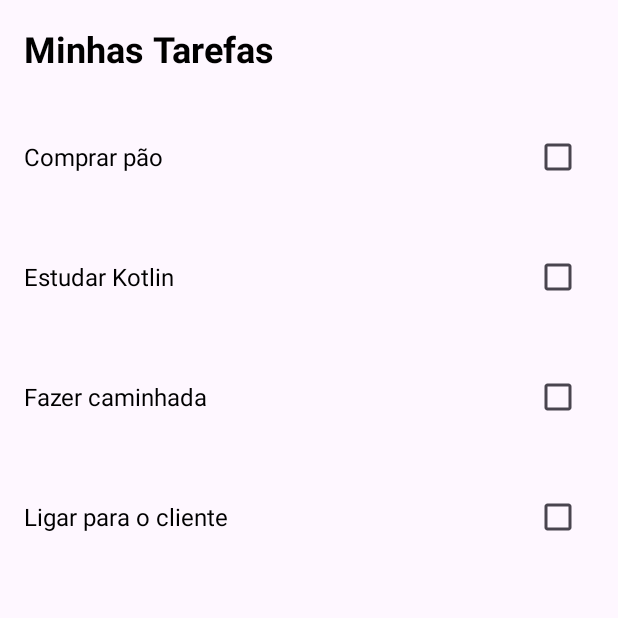
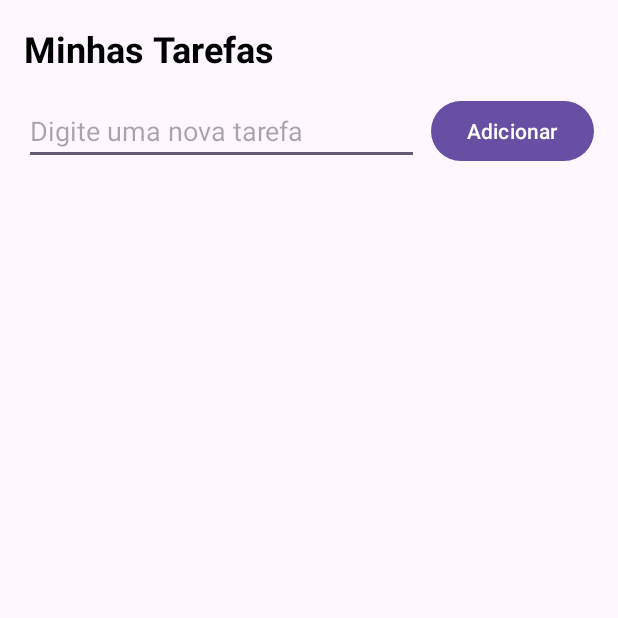
Before and after one commit to uJoeLu/AtividadeLista, an Android app: the screen it shows after launch (MainActivity), on a phone screen of 412 x 824 dp, the top half of it. Run offline under Robolectric (Android 15) with nearby library versions, the phone set to English and light mode, and no system bars.

Commit message:
projeto de lista de task v0.1

```diff
--- a/app/src/main/java/com/example/mytasks/MainActivity.kt
+++ b/app/src/main/java/com/example/mytasks/MainActivity.kt
@@ -1,6 +1,8 @@
 package com.example.mytasks
 
 import android.os.Bundle
+import android.widget.Button
+import android.widget.EditText
 import androidx.appcompat.app.AppCompatActivity
 import androidx.recyclerview.widget.LinearLayoutManager
 import androidx.recyclerview.widget.RecyclerView
@@ -11,50 +13,76 @@ class MainActivity : AppCompatActivity() {
 
     private lateinit var taskAdapter: TaskAdapter
     private lateinit var recyclerView: RecyclerView
+    private lateinit var etNewTask: EditText
+    private lateinit var btnAdd: Button
+
+    // Lista mutável para armazenar as tarefas.
+    private var taskList = mutableListOf<Task>()
+    private var nextId = 1
 
     override fun onCreate(savedInstanceState: Bundle?) {
         super.onCreate(savedInstanceState)
         setContentView(R.layout.activity_main)
 
         recyclerView = findViewById(R.id.recyclerView)
+        etNewTask = findViewById(R.id.etNewTask)
+        btnAdd = findViewById(R.id.btnAdd)
 
-        // 1. Instancia o adapter e define o que acontece quando uma tarefa é marcada/desmarcada.
-        taskAdapter = TaskAdapter { task, isChecked ->
-            updateTask(task, isChecked)
-        }
+        // Instancia o adapter, passando as funções lambda para os eventos.
+        taskAdapter = TaskAdapter(
+            onTaskCheckedChanged = { task, isChecked ->
+                updateTask(task, isChecked)
+            },
+            onTaskDeleteClicked = { task ->
+                deleteTask(task)
+            }
+        )
 
         recyclerView.apply {
             layoutManager = LinearLayoutManager(this@MainActivity)
             adapter = taskAdapter
         }
 
-        // 2. Cria e envia a lista inicial de tarefas.
-        val initialTasks = listOf(
+        // Listener para o botão de adicionar.
+        btnAdd.setOnClickListener {
+            addNewTask()
+        }
 
-            Task(1, "Comprar pão"),
-            Task(2, "Estudar Kotlin"),
-            Task(3, "Fazer caminhada"),
-            Task(4, "Ligar para o cliente")
-        )
-        taskAdapter.submitList(initialTasks)
+        // Carrega a lista inicial (opcional).
+        loadInitialTasks()
     }
 
-
-   //Atualiza o estado de uma tarefa na lista.
+    private fun addNewTask() {
+        val taskName = etNewTask.text.toString()
+        if (taskName.isNotBlank()) {
+            val newTask = Task(id = nextId++, name = taskName)
+            taskList.add(newTask)
+            updateAdapter()
+            etNewTask.text.clear()
+        }
+    }
 
     private fun updateTask(taskToUpdate: Task, isChecked: Boolean) {
-        // Cria uma CÓPIA da lista atual para poder modificá-la.
-        val currentList = taskAdapter.currentList.toMutableList()
-        // Encontra a posição do item que foi alterado.
-        val taskIndex = currentList.indexOfFirst { it.id == taskToUpdate.id }
-
-        // Se o item for encontrado, cria uma cópia dele com o estado 'isCompleted' atualizado.
+        val taskIndex = taskList.indexOfFirst { it.id == taskToUpdate.id }
         if (taskIndex != -1) {
-            val updatedTask = currentList[taskIndex].copy(isCompleted = isChecked)
-            currentList[taskIndex] = updatedTask
-
-            // Envia a NOVA lista para o adapter. O DiffUtil vai detectar a mudança e animar o item.
-            taskAdapter.submitList(currentList)
+            taskList[taskIndex] = taskList[taskIndex].copy(isCompleted = isChecked)
+            updateAdapter()
         }
     }
+
+    private fun deleteTask(taskToDelete: Task) {
+        taskList.removeAll { it.id == taskToDelete.id }
+        updateAdapter()
+    }
+
+    private fun updateAdapter() {
+        // Envia uma cópia da lista para o adapter. O toList() é crucial!
+        taskAdapter.submitList(taskList.toList())
+    }
+
+    private fun loadInitialTasks() {
+        taskList.addAll(listOf(
+        ))
+        updateAdapter()
+    }
 }
--- a/app/src/main/java/com/example/mytasks/view/TaskAdapter.kt
+++ b/app/src/main/java/com/example/mytasks/view/TaskAdapter.kt
@@ -5,6 +5,7 @@ import android.view.LayoutInflater
 import android.view.View
 import android.view.ViewGroup
 import android.widget.CheckBox
+import android.widget.ImageButton
 import android.widget.TextView
 import androidx.recyclerview.widget.ListAdapter
 import androidx.recyclerview.widget.RecyclerView
@@ -12,12 +13,13 @@ import com.example.mytasks.R
 import com.example.mytasks.model.Task
 
 class TaskAdapter(
-    private val onTaskCheckedChanged: (Task, Boolean) -> Unit
+    private val onTaskCheckedChanged: (Task, Boolean) -> Unit,
+    private val onTaskDeleteClicked: (Task) -> Unit
 ) : ListAdapter<Task, TaskAdapter.TaskViewHolder>(TaskDiffCallBack()) {
 
     override fun onCreateViewHolder(parent: ViewGroup, viewType: Int): TaskViewHolder {
         val view = LayoutInflater.from(parent.context).inflate(R.layout.item_task, parent, false)
-        return TaskViewHolder(view, onTaskCheckedChanged)
+        return TaskViewHolder(view, onTaskCheckedChanged, onTaskDeleteClicked)
     }
 
     override fun onBindViewHolder(holder: TaskViewHolder, position: Int) {
@@ -26,26 +28,28 @@ class TaskAdapter(
 
     class TaskViewHolder(
         itemView: View,
-        private val onTaskCheckedChanged: (Task, Boolean) -> Unit
+        private val onTaskCheckedChanged: (Task, Boolean) -> Unit,
+        private val onTaskDeleteClicked: (Task) -> Unit
     ) : RecyclerView.ViewHolder(itemView) {
 
         private val tvTaskName: TextView = itemView.findViewById(R.id.tvTaskName)
         private val cbCompleted: CheckBox = itemView.findViewById(R.id.cbCompleted)
+        private val btnDelete: ImageButton = itemView.findViewById(R.id.btnDelete)
 
         fun bind(task: Task) {
             tvTaskName.text = task.name
 
-            // Remove o listener antigo para evitar que seja acionado durante a reciclagem.
             cbCompleted.setOnCheckedChangeListener(null)
-
-            // Define o estado do CheckBox com base nos dados do item ATUAL.
             cbCompleted.isChecked = task.isCompleted
 
             updateTaskAppearance(task)
 
-            // Adiciona o novo listener para responder às interações do usuário.
             cbCompleted.setOnCheckedChangeListener { _, isChecked ->
                 onTaskCheckedChanged(task, isChecked)
+            }
+
+            btnDelete.setOnClickListener {
+                onTaskDeleteClicked(task)
             }
         }
 
--- a/app/src/main/res/layout/activity_main.xml
+++ b/app/src/main/res/layout/activity_main.xml
@@ -6,7 +6,7 @@
     android:layout_height="match_parent"
     tools:context=".MainActivity">
 
-    <!-- TextView para o título -->
+    <!-- Título da tela -->
     <TextView
         android:id="@+id/tvTitle"
         android:layout_width="wrap_content"
@@ -20,7 +20,32 @@
         app:layout_constraintStart_toStartOf="parent"
         app:layout_constraintTop_toTopOf="parent" />
 
-    <!-- O componente RecyclerView que ficará abaixo do título -->
+    <!-- Campo para digitar nova tarefa -->
+    <EditText
+        android:id="@+id/etNewTask"
+        android:layout_width="0dp"
+        android:layout_height="wrap_content"
+        android:layout_marginStart="16dp"
+        android:layout_marginTop="16dp"
+        android:layout_marginEnd="8dp"
+        android:hint="Digite uma nova tarefa"
+        android:inputType="textCapSentences"
+        app:layout_constraintEnd_toStartOf="@+id/btnAdd"
+        app:layout_constraintStart_toStartOf="parent"
+        app:layout_constraintTop_toBottomOf="@id/tvTitle" />
+
+    <!-- Botão para adicionar a tarefa -->
+    <Button
+        android:id="@+id/btnAdd"
+        android:layout_width="wrap_content"
+        android:layout_height="wrap_content"
+        android:layout_marginEnd="16dp"
+        android:text="Adicionar"
+        app:layout_constraintBottom_toBottomOf="@+id/etNewTask"
+        app:layout_constraintEnd_toEndOf="parent"
+        app:layout_constraintTop_toTopOf="@+id/etNewTask" />
+
+    <!-- RecyclerView para exibir a lista de tarefas -->
     <androidx.recyclerview.widget.RecyclerView
         android:id="@+id/recyclerView"
         android:layout_width="0dp"
@@ -29,7 +54,7 @@
         app:layout_constraintBottom_toBottomOf="parent"
         app:layout_constraintEnd_toEndOf="parent"
         app:layout_constraintStart_toStartOf="parent"
-        app:layout_constraintTop_toBottomOf="@id/tvTitle"
+        app:layout_constraintTop_toBottomOf="@+id/etNewTask"
         tools:listitem="@layout/item_task" />
 
 </androidx.constraintlayout.widget.ConstraintLayout>
```
Also changed, not shown: app/src/main/res/layout-v28/item_task.xml (+8 -0 lines), app/src/main/res/layout/item_task.xml (+8 -0 lines).
